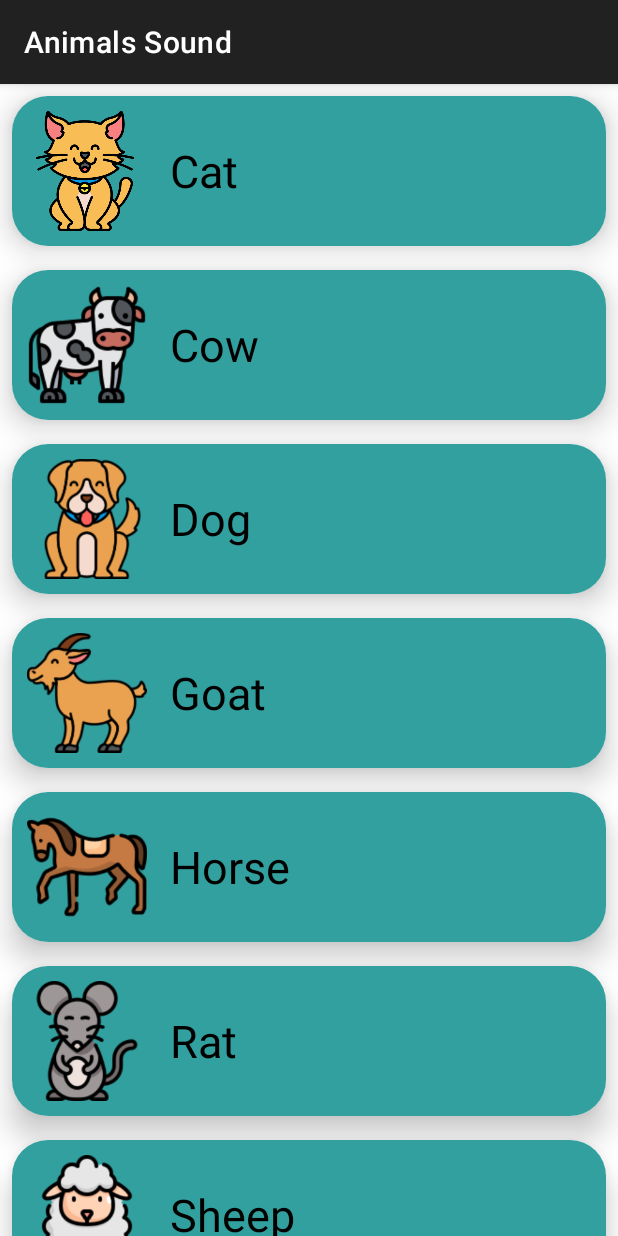
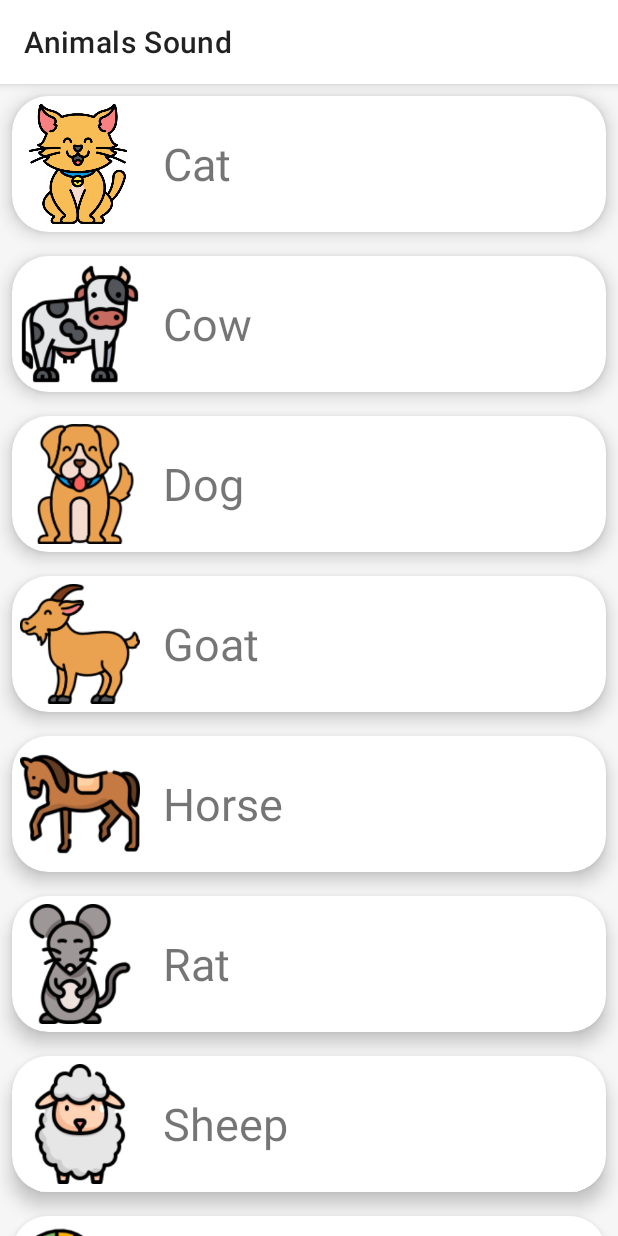
Before and after one commit to doux100/Animals-Sound, an Android app: the screen it shows after launch (SecondActivity), after a tap on "Animals", on a phone screen of 412 x 824 dp. Run offline under Robolectric (Android 15) with nearby library versions, the phone set to English and light mode, and no system bars.

Commit message:
Languages

```diff
--- a/app/src/main/java/com/example/animalssound/Animal.java
+++ b/app/src/main/java/com/example/animalssound/Animal.java
@@ -1,27 +1,34 @@
 package com.example.animalssound;
 
 
-import java.util.ArrayList;
+public class Animal {
+    private static final int[] arr_sounds = {
+            R.raw.cat, R.raw.cow, R.raw.dog, R.raw.goat, R.raw.horse, R.raw.rat,
+            R.raw.sheep, R.raw.snake, R.raw.wolf, R.raw.elephant, R.raw.giraffe,
+            R.raw.tiger, R.raw.lion, R.raw.kangaroo, R.raw.penguin, R.raw.dolphin,
+            R.raw.octopus, R.raw.koala, R.raw.rhinoceros, R.raw.chimpanzee};
+    private static final int[] arr_images = {R.drawable.cat, R.drawable.cow, R.drawable.dog,
+            R.drawable.goat, R.drawable.horse, R.drawable.rat, R.drawable.sheep,
+            R.drawable.snake, R.drawable.wolf, R.drawable.elephant, R.drawable.giraffe,
+            R.drawable.tiger, R.drawable.lion, R.drawable.kangaroo, R.drawable.penguin,
+            R.drawable.dolphin, R.drawable.octopus, R.drawable.koala, R.drawable.rhinoceros,
+            R.drawable.chimpanzee};
+    private static final int[] arr_icons = {R.drawable.caticon, R.drawable.cowicon, R.drawable.dogicon,
+            R.drawable.goaticon, R.drawable.horseicon, R.drawable.raticon, R.drawable.sheepicon,
+            R.drawable.snakeicon, R.drawable.wolficon, R.drawable.elephanticon, R.drawable.giraffeicon,
+            R.drawable.tigericon, R.drawable.lionicon, R.drawable.kangarooicon, R.drawable.penguinicon,
+            R.drawable.dolphinicon, R.drawable.octopusicon, R.drawable.koalaicon, R.drawable.rhinocerosicon,
+            R.drawable.chimpanzeeicon};
 
-public class Animal {
-    private String name;
-    private  int image,sound;
-
-    public Animal(String name, int image, int sound) {
-        this.name = name;
-        this.image = image;
-        this.sound = sound;
+    public static int[] getArr_sounds() {
+        return arr_sounds;
     }
 
-    public String getName() {
-        return name;
+    public static int[] getArr_images() {
+        return arr_images;
     }
 
-    public int getImage() {
-        return image;
-    }
-
-    public int getSound() {
-        return sound;
+    public static int[] getArr_icons() {
+        return arr_icons;
     }
 }
--- a/app/src/main/java/com/example/animalssound/CustomAdapter.java
+++ b/app/src/main/java/com/example/animalssound/CustomAdapter.java
@@ -1,4 +1,6 @@
 package com.example.animalssound;
+
+import android.annotation.SuppressLint;
 import android.app.Activity;
 import android.graphics.Bitmap;
 import android.graphics.BitmapFactory;
@@ -27,19 +29,16 @@ public class CustomAdapter extends RecyclerView.Adapter<CustomAdapter.MyViewHold
     @NonNull
     @Override
     public CustomAdapter.MyViewHolder onCreateViewHolder(@NonNull ViewGroup parent, int viewType) {
-        LayoutInflater inflater= activity.getLayoutInflater();
-        View view= inflater.inflate(R.layout.card_view,parent,false);
+        LayoutInflater inflater = activity.getLayoutInflater();
+        View view = inflater.inflate(R.layout.card_view, parent, false);
         return new MyViewHolder(view);
     }
 
     @Override
-    public void onBindViewHolder(@NonNull CustomAdapter.MyViewHolder holder, int position) {
-        holder.itemView.setOnClickListener(new View.OnClickListener() {
-            @Override
-            public void onClick(View v) {
+    public void onBindViewHolder(@NonNull CustomAdapter.MyViewHolder holder, @SuppressLint("RecyclerView") int position) {
+        holder.itemView.setOnClickListener(v -> {
             if (clickListener != null) {
                 clickListener.onItemClick(position);
-                }
             }
         });
         holder.textView.setText(animals[position]);
@@ -56,19 +55,22 @@ public class CustomAdapter extends RecyclerView.Adapter<CustomAdapter.MyViewHold
         return animals.length;
     }
 
+    public void setOnItemClickListener(OnItemClickListener listener) {
+        this.clickListener = listener;
+    }
+
+    public interface OnItemClickListener {
+        void onItemClick(int position);
+    }
+
     public static class MyViewHolder extends RecyclerView.ViewHolder {
         private final TextView textView;
         private final ImageView imageView;
+
         public MyViewHolder(@NonNull View itemView) {
             super(itemView);
-        textView=itemView.findViewById(R.id.tv);
-        imageView=itemView.findViewById(R.id.iv);
+            textView = itemView.findViewById(R.id.tv);
+            imageView = itemView.findViewById(R.id.iv);
         }
     }
-    public interface OnItemClickListener {
-        void onItemClick(int position);
 }
-    public void setOnItemClickListener(OnItemClickListener listener) {
-        this.clickListener = listener;
-    }
-}
--- a/app/src/main/java/com/example/animalssound/SecondActivity.java
+++ b/app/src/main/java/com/example/animalssound/SecondActivity.java
@@ -1,44 +1,33 @@
 package com.example.animalssound;
+
+import android.app.Dialog;
+import android.media.MediaPlayer;
+import android.os.Bundle;
+import android.os.Handler;
+import android.widget.ImageView;
 
 import androidx.appcompat.app.AppCompatActivity;
 import androidx.recyclerview.widget.LinearLayoutManager;
 import androidx.recyclerview.widget.RecyclerView;
 
-import android.app.Dialog;
-import android.content.Intent;
-import android.media.MediaPlayer;
-import android.os.Bundle;
-import android.os.Handler;
-import android.view.View;
-import android.widget.AdapterView;
-import android.widget.ArrayAdapter;
-import android.widget.ImageView;
-import android.widget.LinearLayout;
-import android.widget.ListView;
 
-import java.util.ArrayList;
+public class SecondActivity extends AppCompatActivity {
 
-public class SecondActivity extends AppCompatActivity  {
+    int[] arr_sounds = Animal.getArr_sounds();
+    int[] arr_images = Animal.getArr_images();
+    int[] arr_icons = Animal.getArr_icons();
+    MediaPlayer player;
 
-    MediaPlayer player;
-    Intent intent;
-    ImageView imageView;
-    Animal animal;
-    private String[] arr_animals = {"Cat", "Cow", "Dog", "Goat", "Horse", "Rat", "Sheep", "Snake", "Wolf", "elephant", "giraffe", "tiger", "lion", "kangaroo", "penguin", "dolphin", "octopus", "koala", "rhinoceros", "chimpanzee"};
-    private int[] arr_sounds = {R.raw.cat, R.raw.cow, R.raw.dog, R.raw.goat, R.raw.horse, R.raw.rat, R.raw.sheep, R.raw.snake, R.raw.wolf, R.raw.elephant, R.raw.giraffe, R.raw.tiger, R.raw.lion, R.raw.kangaroo, R.raw.penguin, R.raw.dolphin, R.raw.octopus, R.raw.koala, R.raw.rhinoceros, R.raw.chimpanzee};
-    private int[] arr_images = {R.drawable.cat, R.drawable.cow, R.drawable.dog, R.drawable.goat, R.drawable.horse, R.drawable.rat, R.drawable.sheep, R.drawable.snake, R.drawable.wolf, R.drawable.elephant, R.drawable.giraffe, R.drawable.tiger, R.drawable.lion, R.drawable.kangaroo, R.drawable.penguin, R.drawable.dolphin, R.drawable.octopus, R.drawable.koala, R.drawable.rhinoceros, R.drawable.chimpanzee};
-    private int[] arr_icons = {R.drawable.caticon, R.drawable.cowicon, R.drawable.dogicon, R.drawable.goaticon, R.drawable.horseicon, R.drawable.raticon, R.drawable.sheepicon, R.drawable.snakeicon, R.drawable.wolficon, R.drawable.elephanticon, R.drawable.giraffeicon, R.drawable.tigericon, R.drawable.lionicon, R.drawable.kangarooicon, R.drawable.penguinicon, R.drawable.dolphinicon, R.drawable.octopusicon, R.drawable.koalaicon, R.drawable.rhinocerosicon, R.drawable.chimpanzeeicon};
     @Override
     protected void onCreate(Bundle savedInstanceState) {
+        String[] arr_animals = getResources().getStringArray(R.array.animal_names);
         super.onCreate(savedInstanceState);
         setContentView(R.layout.activity_second);
-        CustomAdapter adapter=new CustomAdapter(this,arr_animals,arr_icons);
-        RecyclerView recyclerView=findViewById(R.id.rv);
-        LinearLayoutManager manager=new LinearLayoutManager(this);
+        CustomAdapter adapter = new CustomAdapter(this, arr_animals, arr_icons);
+        RecyclerView recyclerView = findViewById(R.id.rv);
+        LinearLayoutManager manager = new LinearLayoutManager(this);
         recyclerView.setLayoutManager(manager);
-        adapter.setOnItemClickListener(new CustomAdapter.OnItemClickListener() {
-            @Override
-            public void onItemClick(int position) {
+        adapter.setOnItemClickListener(position -> {
             if (player != null && player.isPlaying()) {
                 player.stop();
                 player.release();
@@ -53,14 +42,8 @@ public class SecondActivity extends AppCompatActivity  {
             popupImage.setImageResource(arr_images[position]);
 
             popupDialog.show();
-                new Handler().postDelayed(new Runnable() {
-                    @Override
-                    public void run() {
-                        popupDialog.dismiss();
-                    }
-                }, 3000);
+            new Handler().postDelayed(popupDialog::dismiss, 3000);
 
-            }
         });
         recyclerView.setAdapter(adapter);
     }
--- a/app/src/main/res/layout/activity_second.xml
+++ b/app/src/main/res/layout/activity_second.xml
@@ -1,15 +1,13 @@
 <?xml version="1.0" encoding="utf-8"?>
-<FrameLayout
-    xmlns:android="http://schemas.android.com/apk/res/android"
+<FrameLayout xmlns:android="http://schemas.android.com/apk/res/android"
     xmlns:tools="http://schemas.android.com/tools"
+    style="@style/background"
     android:layout_width="match_parent"
     android:layout_height="match_parent"
     tools:context=".SecondActivity">
 
     <androidx.recyclerview.widget.RecyclerView
-    android:onClick="onItemClick"
         android:id="@+id/rv"
         android:layout_width="match_parent"
-    android:layout_height="wrap_content"
-    />
+        android:layout_height="match_parent" />
 </FrameLayout>
--- a/app/src/main/res/layout/card_view.xml
+++ b/app/src/main/res/layout/card_view.xml
@@ -3,22 +3,20 @@
     xmlns:tools="http://schemas.android.com/tools"
     android:layout_width="match_parent"
     xmlns:app="http://schemas.android.com/apk/res-auto"
-    app:cardElevation="12dp"
+    app:cardElevation="7dp"
     android:layout_margin="8dp"
     app:cardCornerRadius="24dp"
     android:layout_height="wrap_content">
     <LinearLayout
-        android:background="#32a09f"
-        android:padding="10dp"
+        android:padding="5dp"
         android:layout_width="match_parent"
         android:layout_height="wrap_content">
         <ImageView
-
+            tools:src="@drawable/animals"
             android:id="@+id/iv"
             android:layout_width="wrap_content"
             android:layout_height="wrap_content"/>
         <TextView
-            android:textColor="@color/black"
             android:id="@+id/tv"
             android:layout_marginStart="15dp"
             android:textSize="30sp"
--- /dev/null
+++ b/app/src/main/res/menu/languages.xml
@@ -0,0 +1,15 @@
+<?xml version="1.0" encoding="utf-8"?>
+<menu xmlns:android="http://schemas.android.com/apk/res/android"
+    xmlns:app="http://schemas.android.com/apk/res-auto"
+    >
+    <item
+        android:id="@+id/lnag_ar"
+        android:icon="@drawable/baseline_volume_down_24"
+        android:title="@string/arabic"
+        app:showAsAction="collapseActionView" />
+    <item
+        android:icon="@drawable/baseline_volume_down_24"
+        android:id="@+id/lnag_en"
+        android:title="@string/english"
+        app:showAsAction="collapseActionView" />
+</menu>
--- a/app/src/main/res/values-night/themes.xml
+++ b/app/src/main/res/values-night/themes.xml
@@ -1,7 +1,12 @@
+<?xml version="1.0" encoding="utf-8"?>
 <resources xmlns:tools="http://schemas.android.com/tools">
     <!-- Base application theme. -->
-    <style name="Base.Theme.AnimalsSound" parent="Theme.Material3.DayNight.NoActionBar">
+    <style name="Base.Theme.AnimalsSound" parent="Theme.Material3.DayNight">
         <!-- Customize your dark theme here. -->
+        <item name="colorPrimary">#424242</item>
         <!-- <item name="colorPrimary">@color/my_dark_primary</item> -->
     </style>
+    <style name="background">
+        <item name="android:background">#343638</item>
+    </style>
 </resources>
--- a/app/src/main/res/values/strings.xml
+++ b/app/src/main/res/values/strings.xml
@@ -1,3 +1,29 @@
+<?xml version="1.0" encoding="utf-8"?>
 <resources>
     <string name="app_name">Animals Sound</string>
+    <string name="animals">Animals</string>
+    <string name="arabic" translatable="false">العربية</string>
+    <string name="english" translatable="false">English</string>
+    <string-array name="animal_names">
+        <item>Cat</item>
+        <item>Cow</item>
+        <item>Dog</item>
+        <item>Goat</item>
+        <item>Horse</item>
+        <item>Rat</item>
+        <item>Sheep</item>
+        <item>Snake</item>
+        <item>Wolf</item>
+        <item>elephant</item>
+        <item>giraffe</item>
+        <item>tiger</item>
+        <item>lion</item>
+        <item>kangaroo</item>
+        <item>penguin</item>
+        <item>dolphin</item>
+        <item>octopus</item>
+        <item>koala</item>
+        <item>rhinoceros</item>
+        <item>chimpanzee</item>
+    </string-array>
 </resources>
--- a/app/src/main/res/values/themes.xml
+++ b/app/src/main/res/values/themes.xml
@@ -1,9 +1,17 @@
+<?xml version="1.0" encoding="utf-8"?>
 <resources xmlns:tools="http://schemas.android.com/tools">
     <!-- Base application theme. -->
-    <style name="Base.Theme.AnimalsSound" parent="Theme.MaterialComponents.DayNight.DarkActionBar">
+    <style name="Base.Theme.AnimalsSound" parent="Theme.MaterialComponents.Light">
         <!-- Customize your light theme here. -->
+        <item name="colorPrimary">#FFFFFF</item>
         <!-- <item name="colorPrimary">@color/my_light_primary</item> -->
     </style>
+    <style name="background">
+        <item name="android:background">#6FEAEAEA</item>
+    </style>
+<!--    <style name="textColor">-->
+<!--        <item name="android:textColor">#000</item>-->
+<!--    </style>-->
+    <style name="Theme.AnimalsSound" parent="Base.Theme.AnimalsSound" />
 
-    <style name="Theme.AnimalsSound" parent="Base.Theme.AnimalsSound" />
 </resources>
```
Also changed, not shown: app/src/main/java/com/example/animalssound/MainActivity.java (+45 -3 lines), app/src/main/res/layout/activity_main.xml (+20 -11 lines), 1 other file. Lines whose indentation alone changed are shown as unchanged.
